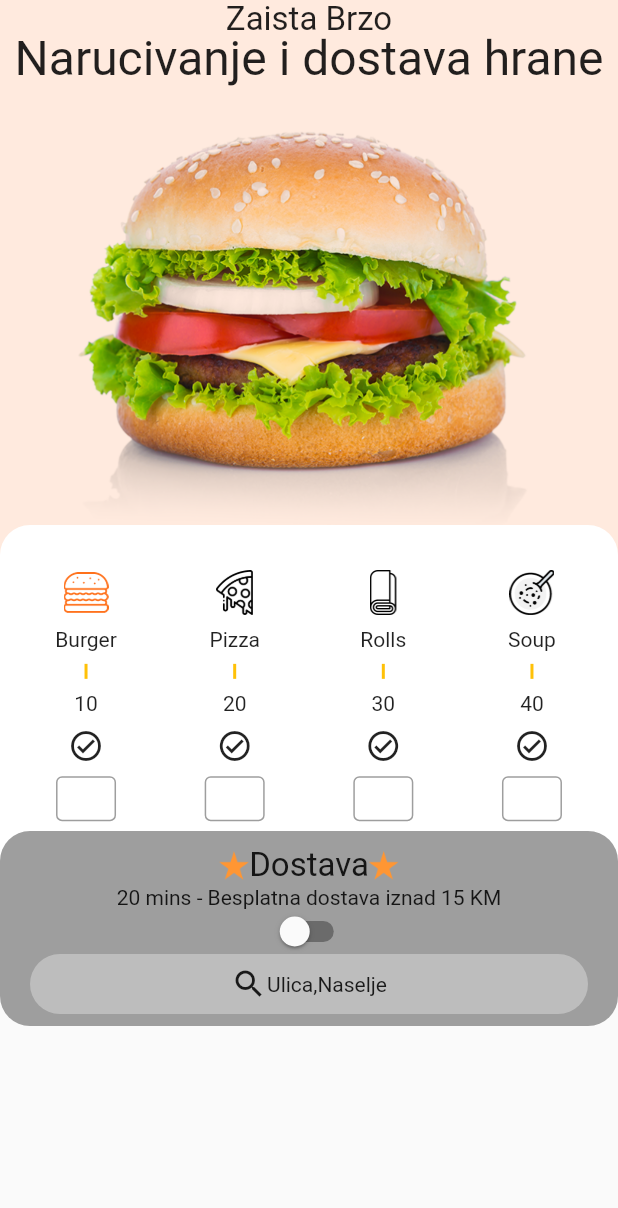
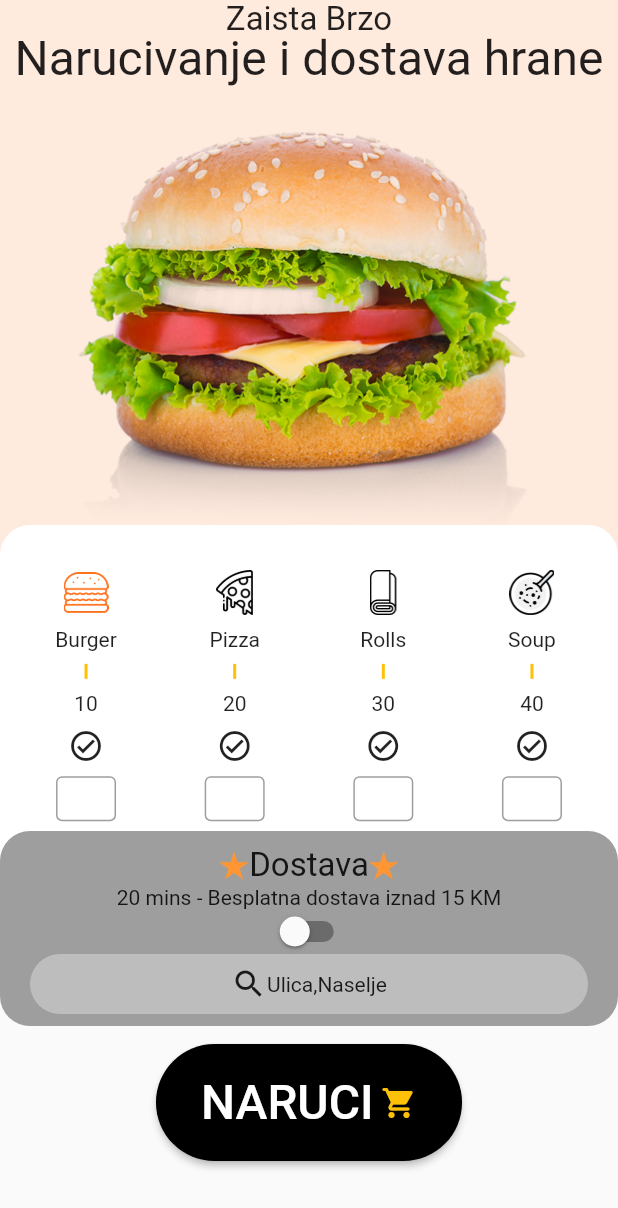
Before and after one commit to eldarheleg/fast_food_app_lab, a Flutter app: the screen it shows after launch, on a phone screen of 412 x 824 dp. Shown: the top 1208 px of the screen. Run offline on Flutter 3.47's test engine with Material 2 defaults, Android fonts, the phone set to English and light mode, and no system bars.

Commit message:
calculation fixes

```diff
--- a/lib/main.dart
+++ b/lib/main.dart
@@ -74,7 +74,7 @@ class _MyHomePageState extends State<MyHomePage> {
     return SafeArea(
       top: false,
       child: GestureDetector(
-        onTap: ()=> FocusScope.of(context).requestFocus(FocusNode()),
+        onTap: () => FocusScope.of(context).requestFocus(FocusNode()),
         child: Scaffold(
           resizeToAvoidBottomInset: false,
           body: SizedBox(
@@ -96,7 +96,49 @@ class _MyHomePageState extends State<MyHomePage> {
                   ),
                 ),
                 Meals(meals: meals),
+                OrderField(context),
                 Positioned(
+                    bottom: 50,
+                    child: Center(
+                      child: ElevatedButton(
+                          style: ElevatedButton.styleFrom(
+                              backgroundColor: Colors.black,
+                              shape: RoundedRectangleBorder(
+                                  borderRadius: BorderRadius.circular(40)),
+                              padding: EdgeInsets.symmetric(
+                                  horizontal: 30, vertical: 20)),
+                          onPressed: () {
+                            meals.forEach((element) {
+                              print(element.controller.text);
+                            });
+                          },
+                          child: Row(
+                            mainAxisAlignment: MainAxisAlignment.spaceAround,
+                            children: [
+                              Text(
+                                "NARUCI",
+                                style: TextStyle(fontSize: 32),
+                              ),
+                              SizedBox(
+                                width: 5,
+                              ),
+                              Icon(
+                                Icons.shopping_cart_rounded,
+                                color: Colors.amber,
+                              )
+                            ],
+                          )),
+                    ))
+              ],
+            ),
+          ),
+        ),
+      ),
+    );
+  }
+
+  Positioned OrderField(BuildContext context) {
+    return Positioned(
       bottom: 140,
       child: SingleChildScrollView(
         child: Container(
@@ -146,8 +188,7 @@ class _MyHomePageState extends State<MyHomePage> {
                     ),
                   ),
                   Padding(
-                                padding:
-                                    const EdgeInsets.symmetric(horizontal: 20),
+                    padding: const EdgeInsets.symmetric(horizontal: 20),
                     child: GestureDetector(
                       onTap: () {
                         showDialog(
@@ -161,23 +202,18 @@ class _MyHomePageState extends State<MyHomePage> {
                                     child: ListView.builder(
                                         itemCount: cities.length,
                                         shrinkWrap: true,
-                                                    itemBuilder:
-                                                        (context, index) {
+                                        itemBuilder: (context, index) {
                                           return Center(
                                             child: ListTile(
                                               onTap: () {
                                                 setState(() {
-                                                              selected =
-                                                                cities[index]
-                                                                    .name;
+                                                  selected = cities[index].name;
                                                 });
 
-                                                            Navigator.of(context)
-                                                                .pop();
-                                                            print(selected);
+                                                Navigator.of(context).pop();
+
                                               },
-                                                          title: Text(
-                                                              cities[index].name),
+                                              title: Text(cities[index].name),
                                             ),
                                           );
                                         }),
@@ -194,8 +230,7 @@ class _MyHomePageState extends State<MyHomePage> {
                             color: Colors.grey.shade400),
                         child: Center(
                           child: Row(
-                                        mainAxisAlignment:
-                                            MainAxisAlignment.center,
+                            mainAxisAlignment: MainAxisAlignment.center,
                             children: [
                               Icon(Icons.search),
                               Text(selected == null
@@ -213,12 +248,6 @@ class _MyHomePageState extends State<MyHomePage> {
           ),
         ),
       ),
-                ),
-              ],
-            ),
-          ),
-        ),
-      ),
     );
   }
 }
--- a/lib/widgets/order_field.dart
+++ b/lib/widgets/order_field.dart
@@ -1 +1,2 @@
 import 'package:flutter/material.dart';
+import 'package:flutter/material.dart';
```
Lines whose indentation alone changed are shown as unchanged.
